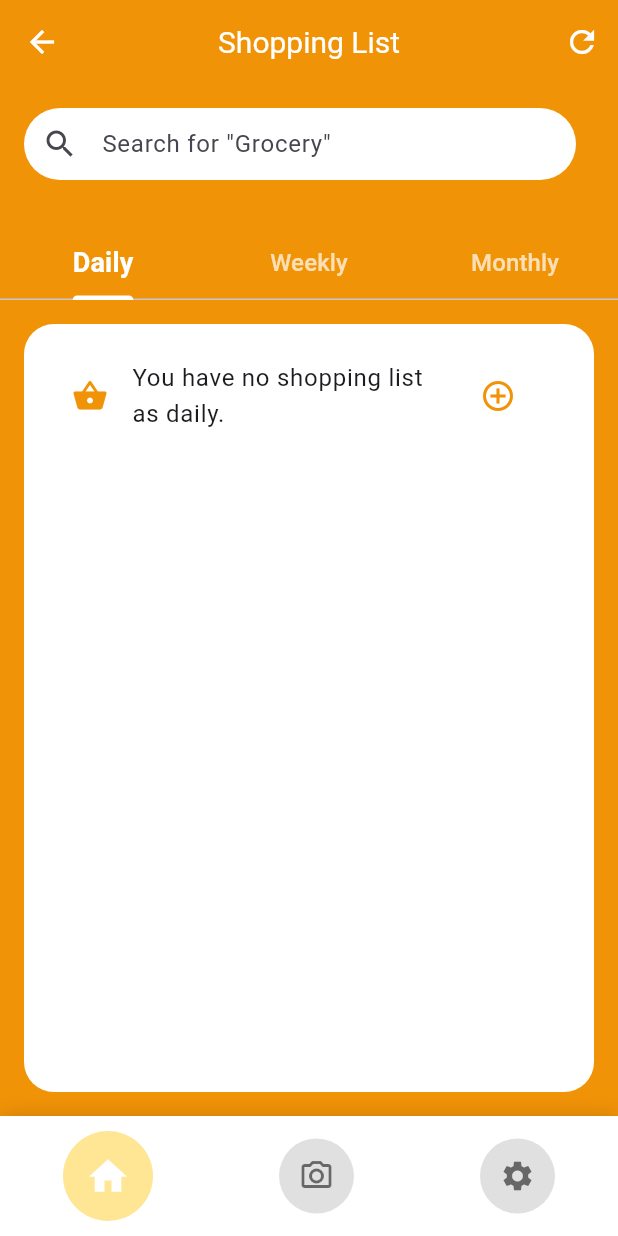
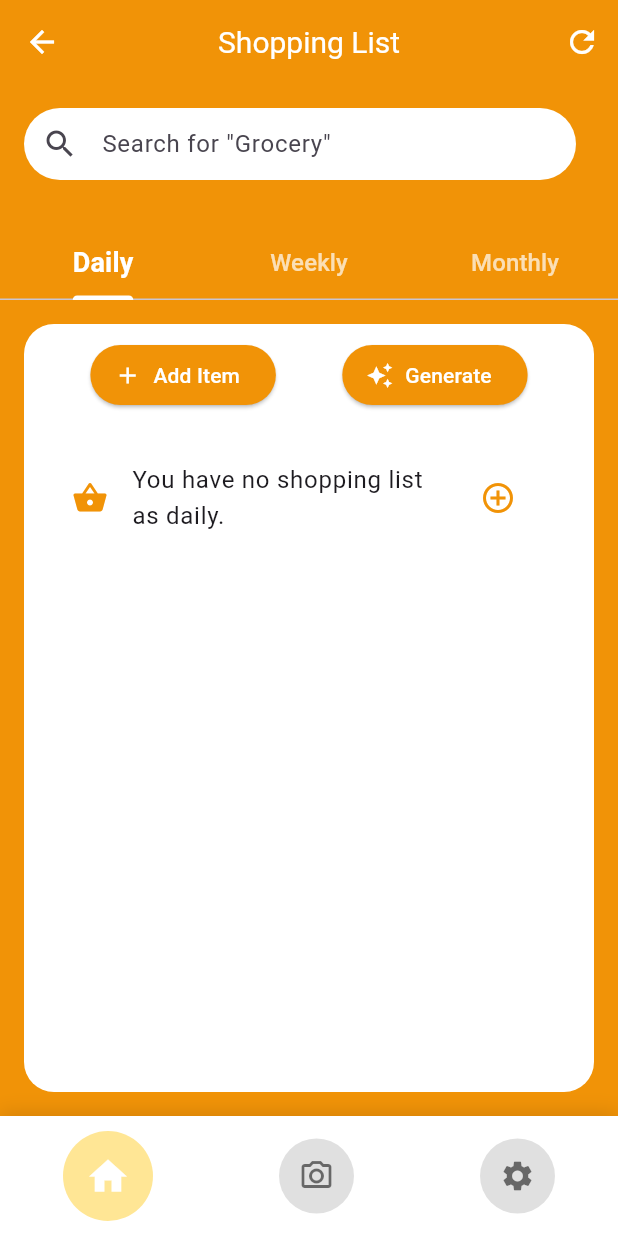
Before and after one commit to burccugul/FridgeGenious, a Flutter app: the ShoppingListPage screen opened directly, on a phone screen of 412 x 824 dp. Run offline on Flutter 3.47's test engine with Material 3 defaults, Android fonts, the phone set to English and light mode, and no system bars; our stand-ins replace google_generative_ai, image_picker, logger, supabase_flutter; accounts and stored records are empty.

Commit message:
Shopping list manual add ve generate butonu eklendi

```diff
--- a/flutter_application/lib/screens/shopping_list_page.dart
+++ b/flutter_application/lib/screens/shopping_list_page.dart
@@ -47,6 +47,16 @@ class _ShoppingListPageState extends State<ShoppingListPage>
     _searchController.dispose();
     super.dispose();
   }
+  void addItem(String category, String newItem) {
+  setState(() {
+    // "You have no shopping list..." mesajını sil
+    shoppingLists[category]?.removeWhere((item) => item.startsWith("You have no shopping list"));
+
+    // Yeni ürünü ekle
+    shoppingLists[category]?.add(newItem);
+  });
+}
+
 
   // Fetch and generate shopping list using Gemini AI
   Future<void> generateShoppingList() async {
@@ -58,7 +68,7 @@ class _ShoppingListPageState extends State<ShoppingListPage>
       // Get a single response with all categories
       Map<String, List<String>> response =
           await shoppingListService.generateShoppingList();
-
+          print("Gelen response: $response");
       setState(() {
         shoppingLists = response;
         isLoading = false;
@@ -75,6 +85,45 @@ class _ShoppingListPageState extends State<ShoppingListPage>
       });
     }
   }
+
+void _showAddItemDialog(String category) {
+  final TextEditingController _itemController = TextEditingController();
+
+  showDialog(
+    context: context,
+    builder: (context) {
+      return AlertDialog(
+        title: Text('Add Item to $category list'),
+        content: TextField(
+          controller: _itemController,
+          decoration: InputDecoration(hintText: 'Enter item name'),
+        ),
+        actions: [
+          TextButton(
+            onPressed: () {
+              Navigator.pop(context);
+            },
+            child: Text('Cancel'),
+          ),
+          ElevatedButton(
+            onPressed: () {
+              String newItem = _itemController.text.trim();
+              if (newItem.isNotEmpty) {
+                addItem(category, newItem); // Yeni öğe ekleme
+                Navigator.pop(context);
+              }
+            },
+            style: ElevatedButton.styleFrom(
+              backgroundColor: const Color.fromARGB(255, 241, 147, 7),
+            ),
+            child: Text('Add'),
+          ),
+        ],
+      );
+    },
+  );
+}
+
 
   @override
   Widget build(BuildContext context) {
@@ -183,7 +232,6 @@ class _ShoppingListPageState extends State<ShoppingListPage>
     );
   }
 
-  // Build shopping list view
 Widget _buildShoppingListView(List<String> items, String category) {
   if (items.isEmpty) {
     return Center(
@@ -200,6 +248,40 @@ class _ShoppingListPageState extends State<ShoppingListPage>
       borderRadius: BorderRadius.circular(20),
     ),
     margin: const EdgeInsets.all(16),
+    child: Column(
+      children: [
+        const SizedBox(height: 10),
+        Row(
+          mainAxisAlignment: MainAxisAlignment.spaceEvenly,
+          children: [
+            ElevatedButton.icon(
+              onPressed: () => _showAddItemDialog(category),
+              icon: const Icon(Icons.add),
+              label: const Text('Add Item'),
+              style: ElevatedButton.styleFrom(
+                backgroundColor: const Color.fromARGB(255, 241, 147, 7),
+                foregroundColor: Colors.white,
+                shape: RoundedRectangleBorder(
+                  borderRadius: BorderRadius.circular(30),
+                ),
+              ),
+            ),
+            ElevatedButton.icon(
+              onPressed: isLoading ? null : generateShoppingList,
+              icon: const Icon(Icons.auto_awesome),
+              label: const Text('Generate'),
+              style: ElevatedButton.styleFrom(
+                backgroundColor: const Color.fromARGB(255, 241, 147, 7),
+                foregroundColor: Colors.white,
+                shape: RoundedRectangleBorder(
+                  borderRadius: BorderRadius.circular(30),
+                ),
+              ),
+            ),
+          ],
+        ),
+        const SizedBox(height: 10),
+        Expanded(
           child: ListView.builder(
             padding: const EdgeInsets.all(16),
             itemCount: items.length,
@@ -213,17 +295,26 @@ class _ShoppingListPageState extends State<ShoppingListPage>
                   icon: const Icon(Icons.add_circle_outline,
                       color: Color.fromARGB(255, 241, 147, 7)),
                   onPressed: () {
-                // Add to cart functionality
+                    setState(() {
+                      shoppingLists[category]?.remove(item);
+                    });
                     ScaffoldMessenger.of(context).showSnackBar(
-                  SnackBar(content: Text('Added $item to cart')),
+                      SnackBar(content: Text('Removed "$item"')),
                     );
                   },
                 ),
               );
             },
           ),
+        ),
+      ],
+    ),
   );
 }
+
+
+
+
 
   Widget _buildCurvedNavigationBar() {
     return Container(
```
Lines whose indentation alone changed are shown as unchanged.
